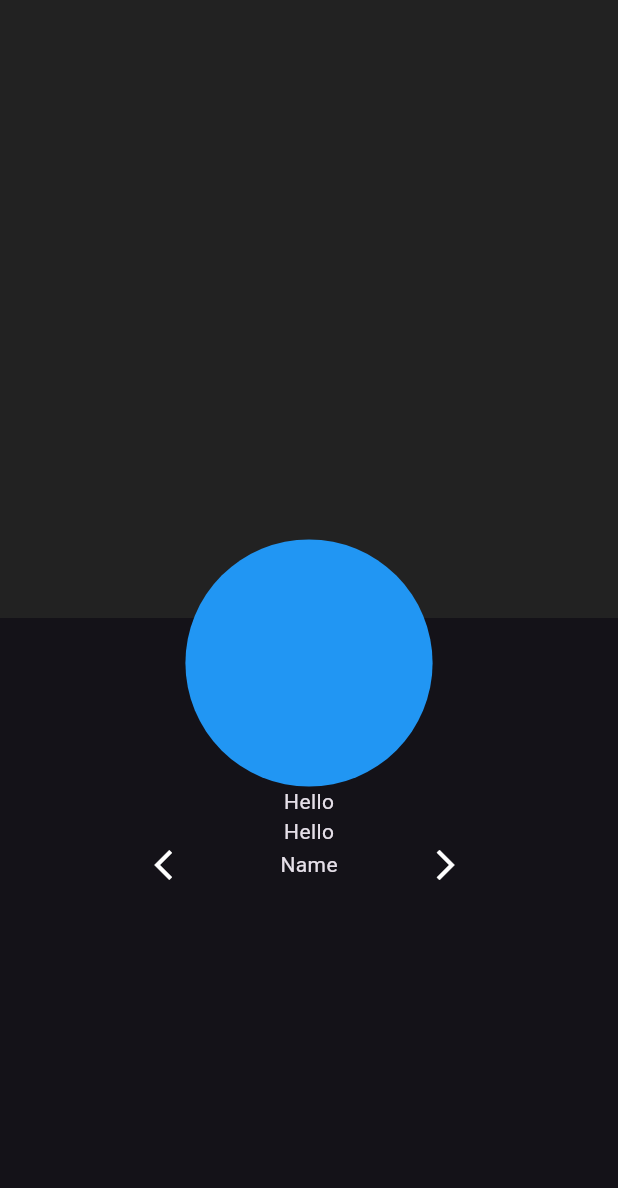
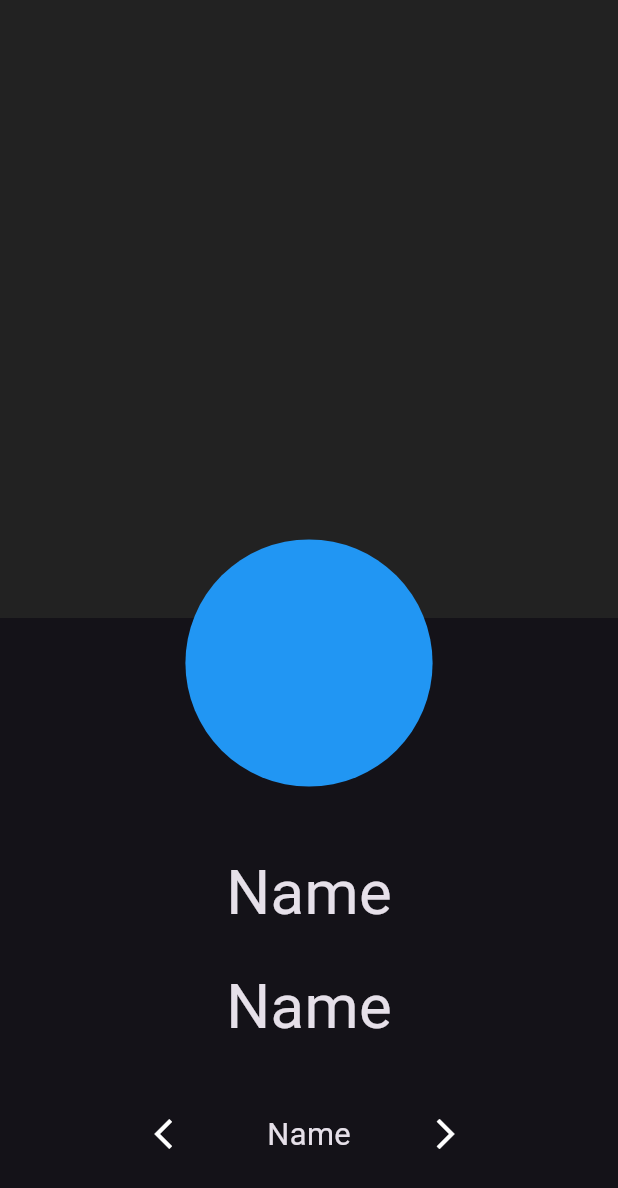
Before and after one commit to chrisokoriedev/anime-character-slider, a Flutter app: the screen it shows after launch, on a phone screen of 412 x 824 dp. Shown: the top 1188 px of the screen. Run offline on Flutter 3.47's test engine with Material 3 defaults, Android fonts, the phone set to English and light mode, and no system bars.

Commit message:
working on text

```diff
--- a/lib/main.dart
+++ b/lib/main.dart
@@ -35,15 +35,18 @@ class MainApp extends StatelessWidget {
                   backgroundColor: Colors.blue,
                   radius: size.width * 0.2,
                 ),
-                const Text("Hello"),
-                const Text("Hello"),
+                SizedBox(height: size.height * 0.050),
+                TextWidget(text: 'Name', size: size.width * 0.1),
+                SizedBox(height: size.height * 0.020),
+                TextWidget(text: 'Name', size: size.width * 0.1),
+                SizedBox(height: size.height * 0.050),
                 SizedBox(
                   width: size.width * 0.5,
                   child: Row(
                     mainAxisAlignment: MainAxisAlignment.spaceBetween,
                     children: [
                       Icon(Icons.arrow_back_ios),
-                      Text('Name'),
+                      TextWidget(text: 'Name', size: size.width * 0.050),
                       Icon(Icons.arrow_forward_ios),
                     ],
                   ),
@@ -56,3 +59,32 @@ class MainApp extends StatelessWidget {
     );
   }
 }
+
+class TextWidget extends StatelessWidget {
+  const TextWidget({
+    super.key,
+    required this.size,
+    required this.text,
+    this.color,
+    this.fontWeight,
+    this.letterSpacing,
+  });
+
+  final double? size;
+  final String text;
+  final Color? color;
+  final FontWeight? fontWeight;
+  final double? letterSpacing;
+
+  @override
+  Widget build(BuildContext context) {
+    return Text(
+      text,
+      style: TextStyle(
+          fontSize: size,
+          color: color,
+          fontWeight: fontWeight,
+          letterSpacing: letterSpacing),
+    );
+  }
+}
```
